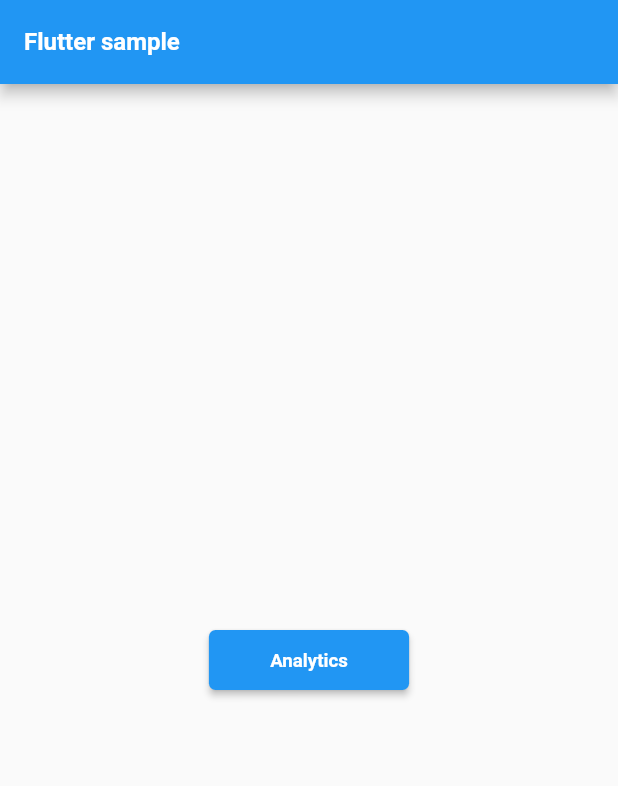
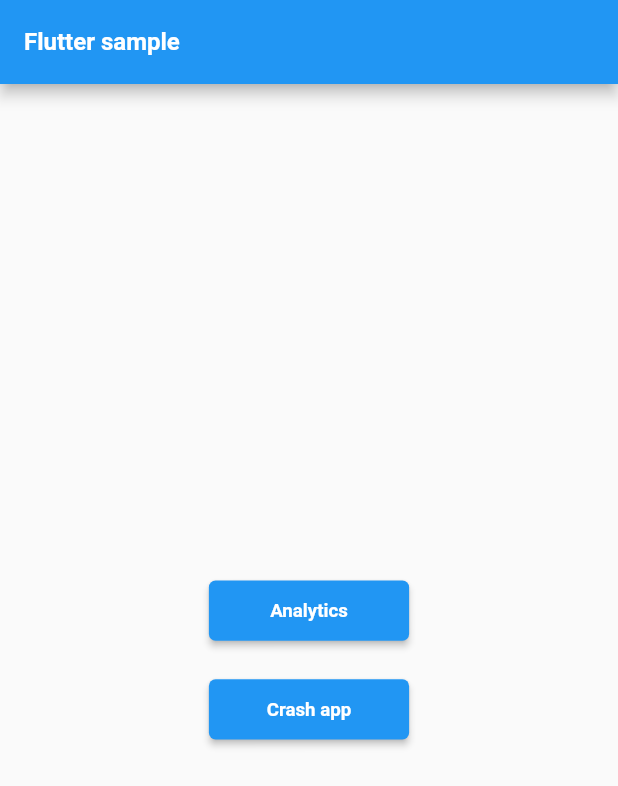
Before and after one commit to hemantbeast/FlutterSamples, a Flutter app: the screen it shows after launch, on a phone screen of 412 x 824 dp. Shown: the top 786 px of the screen. Run offline on Flutter 3.47's test engine with Material 2 defaults, Android fonts, the phone set to English and light mode, and no system bars; our stand-ins replace firebase_analytics, firebase_core, firebase_crashlytics, firebase_messaging, flutter_hooks, flutter_local_notifications and 5 more; accounts and stored records are empty.

Commit message:
Implement crashlytics
Signed-off-by: Hemant Sharma <hemantbeast@gmail.com>

```diff
--- a/lib/ui/index_page.dart
+++ b/lib/ui/index_page.dart
@@ -1,4 +1,5 @@
 import 'package:firebase_analytics/firebase_analytics.dart';
+import 'package:firebase_crashlytics/firebase_crashlytics.dart';
 import 'package:firebase_messaging/firebase_messaging.dart';
 import 'package:firebase_sample/routes/app_router.dart';
 import 'package:firebase_sample/routes/routes.dart';
@@ -38,21 +39,29 @@ class _IndexPageState extends State<IndexPage> {
                 onPressed: () => AppRouter.pushNamed(Routes.analytics),
                 style: AppStyles.elevatedButtonStyle(context: context, width: 150.h),
                 child: const Text('Analytics')
-            )
+            ),
+            SizedBox(
+              height: 20.h,
+            ),
+            ElevatedButton(
+                onPressed: () => crashApp(),
+                style: AppStyles.elevatedButtonStyle(context: context, width: 150.h),
+                child: const Text('Crash app')
+            ),
           ],
         ),
       ),
     );
   }
 
-  void trackScreen(String name) async {
+  trackScreen(String name) async {
     await FirebaseAnalytics.instance.logScreenView(
         screenName: name,
         screenClass: name
     );
   }
 
-  void initFcmToken() async {
+  initFcmToken() async {
     var messaging = FirebaseMessaging.instance;
 
     // On iOS, this helps to take the user permissions
@@ -98,4 +107,9 @@ class _IndexPageState extends State<IndexPage> {
       NotificationUtils.showNotification(message);
     });
   }
+
+  crashApp() async {
+    await FirebaseCrashlytics.instance.log('Force crash');
+    FirebaseCrashlytics.instance.crash();
+  }
 }
--- a/pubspec.yaml
+++ b/pubspec.yaml
@@ -36,6 +36,7 @@ dependencies:
   cupertino_icons: ^1.0.5
   firebase_core: ^1.20.0
   firebase_analytics: ^9.3.0
+  firebase_crashlytics: ^2.8.6
   firebase_messaging: ^12.0.1
   freezed_annotation: ^2.1.0
   flutter_local_notifications: ^9.7.0
```
Also changed, not shown: pubspec.lock.
